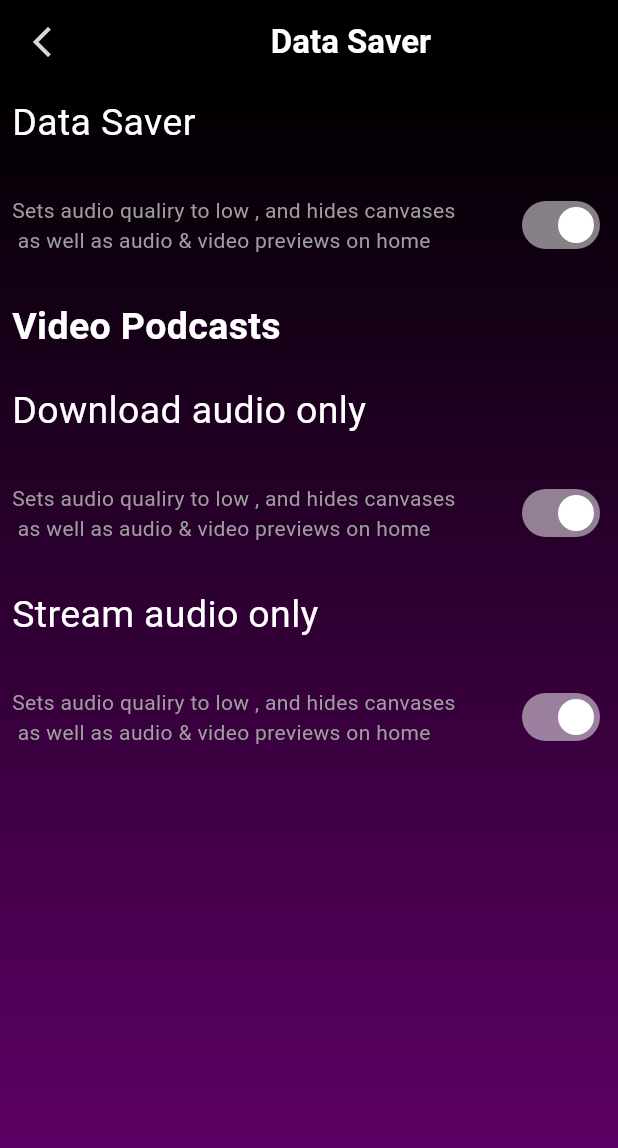
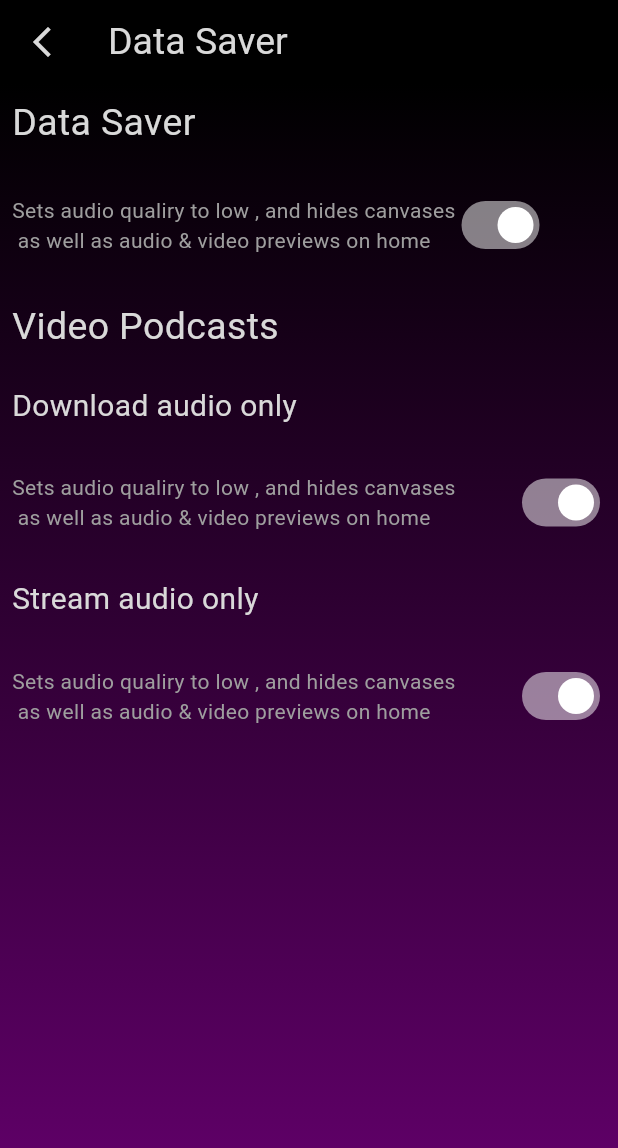
Before and after one commit to Saravanan1411/podcastapp, a Flutter app: the DataSaver screen opened directly, on a phone screen of 412 x 824 dp. Shown: the top 1148 px of the screen. Run offline on Flutter 3.47's test engine with Material 3 defaults, Android fonts, the light colour scheme and no system bars; our stand-ins replace animated_splash_screen, carousel_slider, firebase_auth, firebase_core, image_picker, just_audio and 1 more; accounts and stored records are empty; network calls fail.

Commit message:
alignment & setting sub screens

```diff
--- a/lib/Screens/Settings/dataSaver.dart
+++ b/lib/Screens/Settings/dataSaver.dart
@@ -1,6 +1,7 @@
 import 'package:flutter/material.dart';
 
 import '../../colors.dart';
+import '../../textstyle.dart';
 
 class DataSaver extends StatefulWidget {
   const DataSaver({super.key});
@@ -23,8 +24,7 @@ class _DataSaverState extends State<DataSaver> {
               },
                 child: Icon(Icons.arrow_back_ios_new_outlined,)
             ),
-            title: Center(
-              child: Text('Data Saver',style: TextStyle(fontWeight: FontWeight.bold,color: Colors.white,)),
+            title: Text('Data Saver',style: homePageHeading
             ),
           ),
           body: Container(
@@ -43,7 +43,40 @@ class _DataSaverState extends State<DataSaver> {
                   children: [
                     Row(
                       children: [
-                        Text('Data Saver',style: TextStyle(color: Colors.white,fontSize:25,fontWeight: FontWeight.normal),)
+                        Text('Data Saver',
+                          style: homePageHeading,
+                        )
+                      ],
+                    ),
+                    SizedBox(
+                      height: 100,
+                      width: 400,
+                      child: Row(mainAxisAlignment: MainAxisAlignment.start,
+                          children: [
+                            Text("Sets audio qualiry to low , and hides canvases\n as well as audio & video previews on home",style: TextStyle(color: Colors.grey,fontWeight: FontWeight.normal),),
+                            Switch(value: light,
+                                activeColor: Colors.white,
+                                onChanged: (bool value){
+                                  setState(() {
+                                    light = value;
+                                  });
+                                }),
+                          ]
+                      ),
+                    ),
+                    Row(
+                      children: [
+                        Text("Video Podcasts",style:
+                        homePageHeading
+                        )
+                      ],
+                    ),
+                    SizedBox(height: 20),
+                    Row(
+                      children: [
+                        Text("Download audio only",style:
+                        homePage_Heading
+                        )
                       ],
                     ),
                     SizedBox(
@@ -51,42 +84,7 @@ class _DataSaverState extends State<DataSaver> {
                       width: 400,
                       child: Row(mainAxisAlignment: MainAxisAlignment.spaceBetween,
                           children: [
-                            Row(
-                              children: [
-                                Text("Sets audio qualiry to low , and hides canvases\n as well as audio & video previews on home",style: TextStyle(color: Colors.grey,fontWeight: FontWeight.normal),)
-                              ],
-                            ),
-                            Row(
-                          children: [
-                            Switch(value: light,
-                                activeColor: Colors.white,
-                                onChanged: (bool value){
-                                  setState(() {
-                                    light = value;
-                                  });
-                                })
-                          ],
-                        ),
-                          ]
-                      ),
-                    ),
-                    Row(
-                      children: [
-                        Text("Video Podcasts",style: TextStyle(fontWeight: FontWeight.bold,color: Colors.white,fontSize: 25),)
-                      ],
-                    ),
-                    SizedBox(height: 20),
-                    Row(
-                      children: [
-                        Text("Download audio only",style: TextStyle(fontWeight: FontWeight.normal,fontSize: 25,color: Colors.white),)
-                      ],
-                    ),
-                    SizedBox(
-                      height: 100,
-                      width: 400,
-                      child: Row(mainAxisAlignment: MainAxisAlignment.spaceBetween,
-                          children: [
-                            Row(
+                            Row(mainAxisAlignment: MainAxisAlignment.start,
                               children: [
                                 Text("Sets audio qualiry to low , and hides canvases\n as well as audio & video previews on home",style: TextStyle(color: Colors.grey,fontWeight: FontWeight.normal),)
                               ],
@@ -107,7 +105,8 @@ class _DataSaverState extends State<DataSaver> {
                     ),
                     Row(
                       children: [
-                        Text("Stream audio only",style: TextStyle(fontWeight: FontWeight.normal,color: Colors.white,fontSize: 25),)
+                        Text("Stream audio only",style:
+                        homePage_Heading                        )
                       ],
                     ),
                     SizedBox(
@@ -115,7 +114,7 @@ class _DataSaverState extends State<DataSaver> {
                   width: 400,
                   child: Row(mainAxisAlignment: MainAxisAlignment.spaceBetween,
                       children: [
-                        Row(
+                        Row(mainAxisAlignment: MainAxisAlignment.start,
                           children: [
                             Text("Sets audio qualiry to low , and hides canvases\n as well as audio & video previews on home",style: TextStyle(color: Colors.grey,fontWeight: FontWeight.normal),)
                           ],
--- a/lib/textstyle.dart
+++ b/lib/textstyle.dart
@@ -4,9 +4,11 @@ import 'colors.dart';
 
 
 TextStyle homePageHeading = TextStyle(fontSize: 25,color: textColor);
+TextStyle homePage_Heading = TextStyle(fontSize: 20,color: textColor);
 TextStyle homeSubHeading = TextStyle(fontSize: 14, color: textColor);
 TextStyle buttonText = const TextStyle(fontSize: 18, color:Color(0xff9A03A8),fontWeight: FontWeight.bold);
 TextStyle sideHeading = TextStyle(fontSize: 16 ,color :textColor,fontWeight: FontWeight.w500);
+TextStyle side_Heading = TextStyle(fontSize: 18 ,color :textColor,fontWeight: FontWeight.bold);
 TextStyle categoryCardText = TextStyle(fontSize: 18, fontWeight: FontWeight.bold,color: textColor);
 TextStyle selectedCategoryCardText = TextStyle(fontSize: 18, fontWeight: FontWeight.bold,color: Colors.black);
 TextStyle placeholderText = const TextStyle(fontSize: 16,color: Color(0xff000000));
```
Also changed, not shown: lib/Screens/authorProfile.dart (+7 -7 lines).
